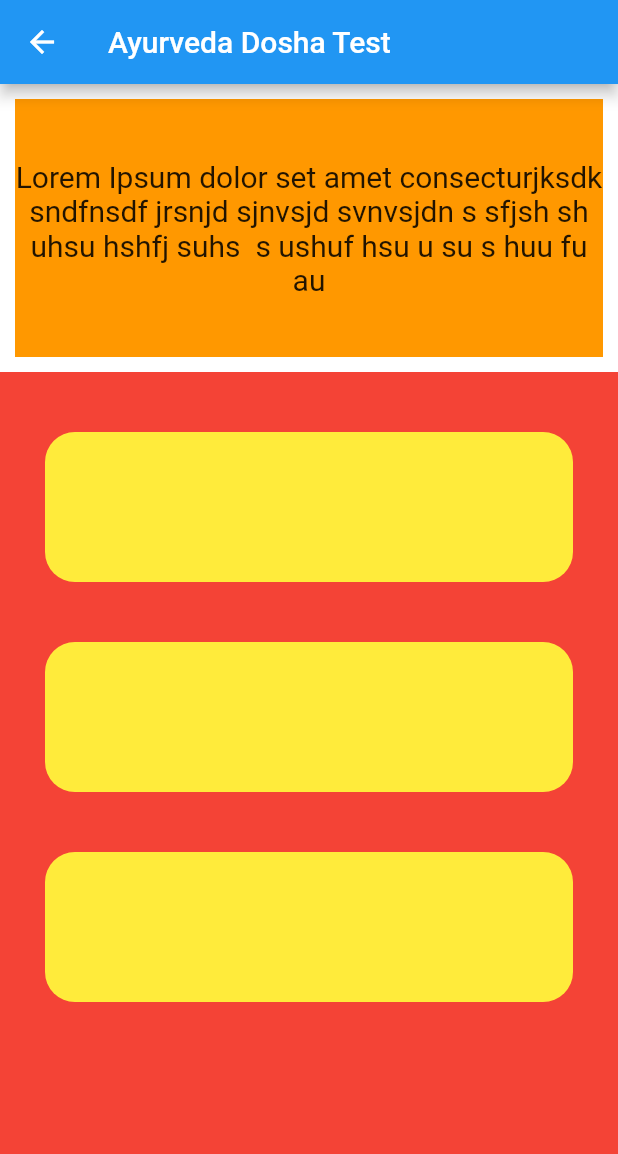
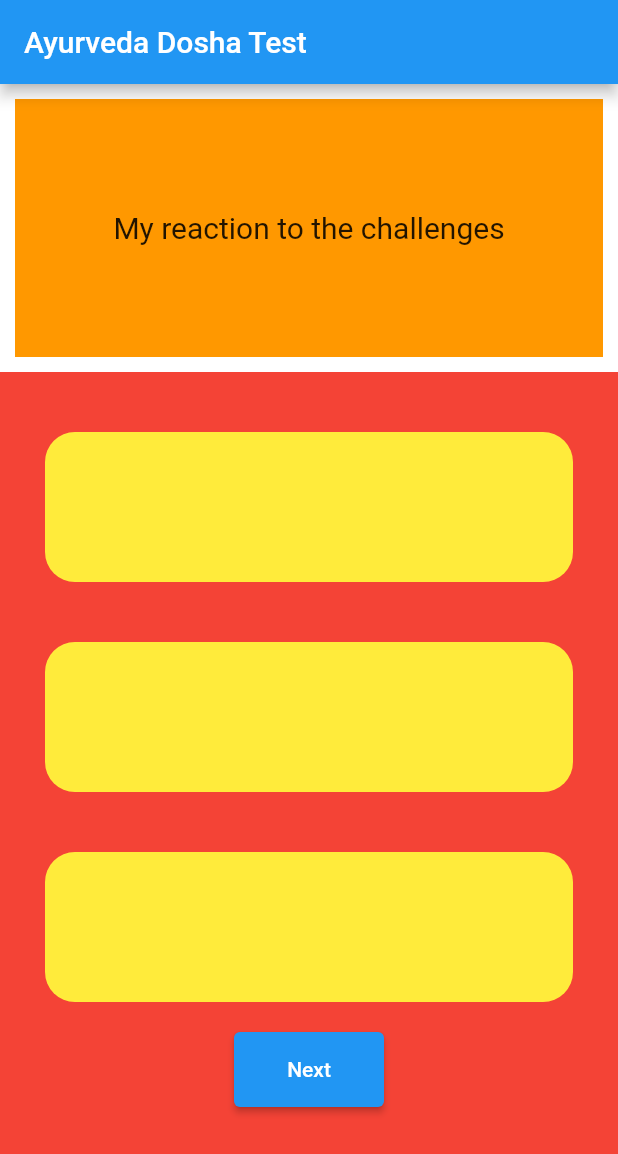
Before and after one commit to suyoscar11/ayurveda_dosha, a Flutter app: the Learning screen opened directly, on a phone screen of 412 x 824 dp. Shown: the top 1154 px of the screen. Run offline on Flutter 3.47's test engine with Material 2 defaults, Android fonts, the phone set to English and light mode, and no system bars.

Commit message:
added questions list and next button

```diff
--- a/lib/learning.dart
+++ b/lib/learning.dart
@@ -9,13 +9,28 @@ class Learning extends StatefulWidget {
 }
 
 class _LearningState extends State<Learning> {
-  void quizData() {
-    try {
-      String getData = jsonDecode('assets/questions.json');
-    } catch (error) {
-      print(error);
-    }
-  }
+  // void quizData() {
+  //   try {
+  //     dynamic decodedData = jsonDecode('assets/questions.json');
+  //   } catch (error) {
+  //     print(error);
+  //   }
+  // }
+
+  List<String> questions = [
+    "My reaction to the challenges",
+    "My Learning Process is",
+    "My Working Mechanism is",
+    "My Sleep pattern is",
+    "My Fight and flight response is",
+    "My emotions",
+    "My reaction to stress",
+    "My Personality is",
+    "My Concentration is",
+    "My Plan for the next five years",
+  ];
+
+  int questionNumber = 0;
 
   @override
   Widget build(BuildContext context) {
@@ -34,9 +49,9 @@ class _LearningState extends State<Learning> {
                 color: Colors.orange,
                 // where to position the child
 
-                child: const Center(
+                child: Center(
                   child: Text(
-                    'Lorem Ipsum dolor set amet consecturjksdk sndfnsdf jrsnjd sjnvsjd svnvsjdn s sfjsh sh uhsu hshfj suhs  s ushuf hsu u su s huu fu au',
+                    questions[questionNumber],
                     style: TextStyle(fontSize: 20),
                     textAlign: TextAlign.center,
                   ),
@@ -59,6 +74,19 @@ class _LearningState extends State<Learning> {
                     answer(
                       answerText: '',
                     ),
+                    const SizedBox(
+                      height: 20,
+                    ),
+                    Center(
+                      child: SizedBox(
+                        height: 50,
+                        width: 100,
+                        child: ElevatedButton(
+                          onPressed: () {},
+                          child: Text('Next'),
+                        ),
+                      ),
+                    )
                   ],
                 ),
               )),
--- a/lib/main.dart
+++ b/lib/main.dart
@@ -1,4 +1,5 @@
 import 'package:ayurveda_dosha/homepage.dart';
+import 'package:ayurveda_dosha/learning.dart';
 import 'package:flutter/material.dart';
 
 void main() {
@@ -16,6 +17,6 @@ class MyApp extends StatelessWidget {
         theme: ThemeData(
           primarySwatch: Colors.blue,
         ),
-        home: Homepage());
+        home: Learning());
   }
 }
```
Also changed, not shown: lib/homepage.dart (+0 -10 lines).
